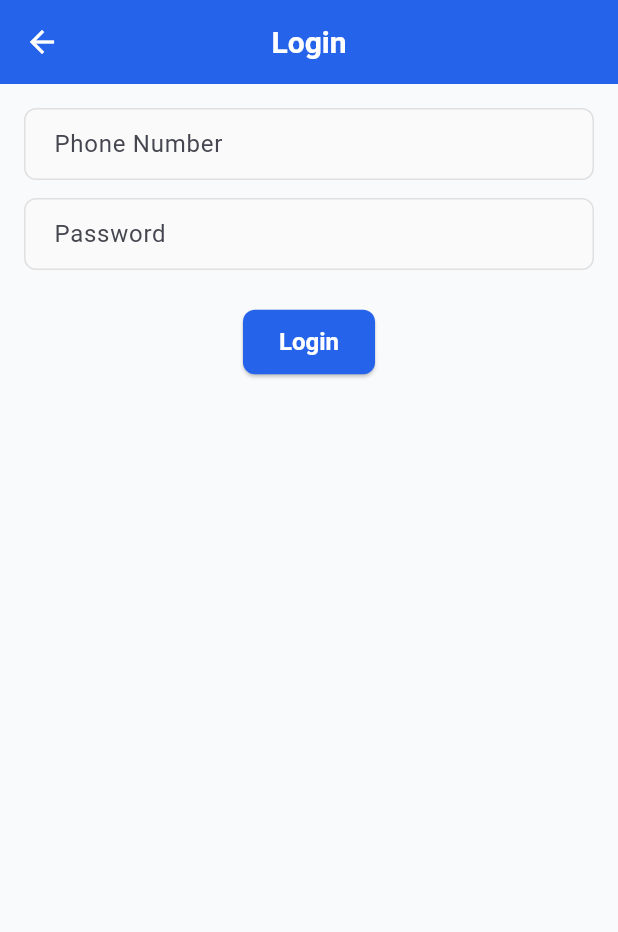
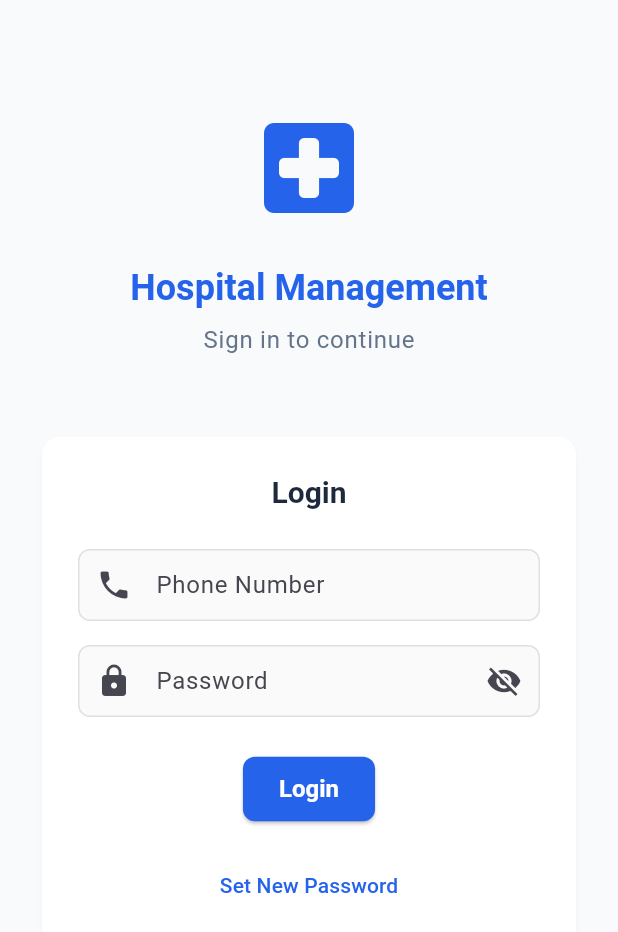
Before and after one commit to codingguna/memo-app, a Flutter app: the screen it shows after launch, after a tap on "Proceed to Login", on a phone screen of 412 x 824 dp. Shown: the top 932 px of the screen. Run offline on Flutter 3.47's test engine with Material 3 defaults, Android fonts, the phone set to English and light mode, and no system bars; our stand-ins replace animated_text_kit, firebase_core, firebase_messaging, shared_preferences, webview_flutter; accounts and stored records are empty.

Commit message:
updated login function

```diff
--- a/lib/screens/auth/login_screen.dart
+++ b/lib/screens/auth/login_screen.dart
@@ -1,7 +1,11 @@
+// lib/screens/auth/login_screen.dart
 import 'package:flutter/material.dart';
-import 'package:shared_preferences/shared_preferences.dart';
+import 'package:provider/provider.dart';
 import 'package:firebase_messaging/firebase_messaging.dart';
-import 'package:hospital_management/services/api_service.dart';
+import '../../providers/auth_provider.dart';
+import '../../core/theme/app_theme.dart';
+import '../home/home_wrapper.dart';
+import 'set_password_screen.dart';
 
 class LoginScreen extends StatefulWidget {
   const LoginScreen({super.key});
@@ -11,141 +15,239 @@ class LoginScreen extends StatefulWidget {
 }
 
 class _LoginScreenState extends State<LoginScreen> {
-  final TextEditingController _phoneController = TextEditingController();
-  final TextEditingController _passwordController = TextEditingController();
-  bool isLoading = false;
+  final _formKey = GlobalKey<FormState>();
+  final _phoneController = TextEditingController();
+  final _passwordController = TextEditingController();
+  bool _obscurePassword = true;
 
   @override
   void initState() {
     super.initState();
-    _setupFCMTokenRefreshListener();
+    _listenForTokenRefresh();
   }
 
-  void _setupFCMTokenRefreshListener() {
+  void _listenForTokenRefresh() {
     FirebaseMessaging.instance.onTokenRefresh.listen((newToken) async {
-      final prefs = await SharedPreferences.getInstance();
-      final hospitalId = prefs.getInt('hospitalId');
-      final userId = prefs.getInt('userId');
-      final role = prefs.getString('role');
-      final institutionId = prefs.getString('institutionId');
-
-      if (hospitalId != null &&
-          userId != null &&
-          role != null &&
-          institutionId != null) {
-        await ApiService().updateFCMToken(
+      final authProvider = Provider.of<AuthProvider>(context, listen: false);
+      if (authProvider.isAuthenticated &&
+          authProvider.user != null &&
+          authProvider.hospital != null) {
+        await authProvider.updateFCMToken(
           newToken,
-          hospitalId,
-          userId,
-          role,
-          institutionId,
+          blockId: authProvider.user!.currentBlockId,
         );
       }
     });
   }
 
-  Future<void> _login() async {
-    final phone = _phoneController.text.trim();
-    final password = _passwordController.text.trim();
-
-    if (phone.isEmpty || password.isEmpty) {
-      _showMessage("Please enter phone and password.");
-      return;
+  @override
+  void dispose() {
+    _phoneController.dispose();
+    _passwordController.dispose();
+    super.dispose();
   }
 
-    setState(() {
-      isLoading = true;
-    });
+  void _login() async {
+    if (_formKey.currentState!.validate()) {
+      final authProvider = Provider.of<AuthProvider>(context, listen: false);
 
-    try {
-      final response = await ApiService().login(phone, password);
-      print(response);
-      if (response.containsKey('token') &&
-          response.containsKey('user_id') &&
-          response.containsKey('hospital_id') &&
-          response.containsKey('role') &&
-          response.containsKey('institution_id')) {
-        final prefs = await SharedPreferences.getInstance();
-        await prefs.setString('authToken', response['token']);
-        await prefs.setInt('userId', response['user_id']);
-        await prefs.setInt('hospitalId', response['hospital_id']);
-        await prefs.setString('role', response['role']);
-        await prefs.setString(
-            'institutionId', response['institution_id']); // 👈 store as string
+      final success = await authProvider.login(
+        _phoneController.text.trim(),
+        _passwordController.text,
+      );
 
+      if (success) {
+        // ✅ Get FCM token
         final fcmToken = await FirebaseMessaging.instance.getToken();
-        if (fcmToken != null) {
-          await ApiService().updateFCMToken(
+
+        // ✅ Update it to server
+        if (fcmToken != null &&
+            authProvider.user != null &&
+            authProvider.hospital != null) {
+          await authProvider.updateFCMToken(
             fcmToken,
-            response['hospital_id'],
-            response['user_id'],
-            response['role'],
-            response['institution_id'], // 👈 use as string
+            blockId: authProvider.user!.currentBlockId,
           );
         }
 
+        // ✅ Navigate to home
         if (mounted) {
-          Navigator.pushReplacementNamed(context, '/home');
+          Navigator.of(context).pushReplacement(
+            MaterialPageRoute(builder: (context) => const HomeWrapper()),
+          );
         }
-      } else {
-        _showMessage("Invalid response from server.");
-      }
-    } catch (e) {
-      _showMessage("Login error: $e");
-    } finally {
-      if (mounted) {
-        setState(() {
-          isLoading = false;
-        });
       }
     }
   }
 
-  void _showMessage(String message) {
-    showDialog(
-      context: context,
-      builder: (_) => AlertDialog(
-        title: const Text("Login Info"),
-        content: Text(message),
-        actions: [
-          TextButton(
-            onPressed: () => Navigator.pop(context),
-            child: const Text("OK"),
-          ),
-        ],
-      ),
+  void _navigateToSetPassword() {
+    Navigator.of(context).push(
+      MaterialPageRoute(builder: (context) => const SetPasswordScreen()),
     );
   }
 
   @override
   Widget build(BuildContext context) {
     return Scaffold(
-      appBar: AppBar(title: const Text("Login")),
-      body: Padding(
-        padding: const EdgeInsets.all(16),
+      body: SafeArea(
+        child: SingleChildScrollView(
+          padding: const EdgeInsets.all(AppSpacing.lg),
           child: Column(
             children: [
-            TextField(
+              const SizedBox(height: AppSpacing.xxl),
+              Icon(Icons.local_hospital_rounded,
+                  size: 80, color: AppTheme.primaryColor),
+              const SizedBox(height: AppSpacing.lg),
+              Text(
+                'Hospital Management',
+                style: Theme.of(context).textTheme.headlineMedium?.copyWith(
+                      color: AppTheme.primaryColor,
+                      fontWeight: FontWeight.bold,
+                    ),
+              ),
+              const SizedBox(height: AppSpacing.sm),
+              Text(
+                'Sign in to continue',
+                style: Theme.of(context).textTheme.bodyLarge?.copyWith(
+                      color: AppTheme.textSecondary,
+                    ),
+              ),
+              const SizedBox(height: AppSpacing.xxl),
+              Card(
+                child: Padding(
+                  padding: const EdgeInsets.all(AppSpacing.lg),
+                  child: Form(
+                    key: _formKey,
+                    child: Column(
+                      children: [
+                        Text('Login',
+                            style:
+                                Theme.of(context).textTheme.headlineSmall),
+                        const SizedBox(height: AppSpacing.lg),
+                        TextFormField(
                           controller: _phoneController,
                           keyboardType: TextInputType.phone,
-              decoration: const InputDecoration(labelText: 'Phone Number'),
+                          decoration: const InputDecoration(
+                            labelText: 'Phone Number',
+                            prefixIcon: Icon(Icons.phone),
                           ),
-            const SizedBox(height: 12),
-            TextField(
+                          validator: (value) {
+                            if (value == null || value.isEmpty) {
+                              return 'Please enter your phone number';
+                            }
+                            if (value.length < 10) {
+                              return 'Please enter a valid phone number';
+                            }
+                            return null;
+                          },
+                        ),
+                        const SizedBox(height: AppSpacing.md),
+                        TextFormField(
                           controller: _passwordController,
-              obscureText: true,
-              decoration: const InputDecoration(labelText: 'Password'),
+                          obscureText: _obscurePassword,
+                          decoration: InputDecoration(
+                            labelText: 'Password',
+                            prefixIcon: const Icon(Icons.lock),
+                            suffixIcon: IconButton(
+                              icon: Icon(
+                                _obscurePassword
+                                    ? Icons.visibility_off
+                                    : Icons.visibility,
                               ),
-            const SizedBox(height: 24),
-            isLoading
-                ? const CircularProgressIndicator()
-                : ElevatedButton(
-                    onPressed: _login,
-                    child: const Text("Login"),
+                              onPressed: () {
+                                setState(() {
+                                  _obscurePassword = !_obscurePassword;
+                                });
+                              },
+                            ),
+                          ),
+                          validator: (value) {
+                            if (value == null || value.isEmpty) {
+                              return 'Please enter your password';
+                            }
+                            if (value.length < 6) {
+                              return 'Password must be at least 6 characters';
+                            }
+                            return null;
+                          },
+                        ),
+                        const SizedBox(height: AppSpacing.lg),
+                        Consumer<AuthProvider>(
+                          builder: (context, auth, _) {
+                            return ElevatedButton(
+                              onPressed: auth.isLoading ? null : _login,
+                              child: auth.isLoading
+                                  ? const SizedBox(
+                                      height: 20,
+                                      width: 20,
+                                      child: CircularProgressIndicator(
+                                        strokeWidth: 2,
+                                        valueColor:
+                                            AlwaysStoppedAnimation<Color>(
+                                                Colors.white),
+                                      ),
+                                    )
+                                  : const Text('Login'),
+                            );
+                          },
+                        ),
+                        const SizedBox(height: AppSpacing.md),
+                        TextButton(
+                          onPressed: _navigateToSetPassword,
+                          child: const Text('Set New Password'),
+                        ),
+                        Consumer<AuthProvider>(
+                          builder: (context, auth, _) {
+                            if (auth.error != null) {
+                              return Padding(
+                                padding:
+                                    const EdgeInsets.only(top: AppSpacing.md),
+                                child: Container(
+                                  padding: const EdgeInsets.all(
+                                      AppSpacing.sm),
+                                  decoration: BoxDecoration(
+                                    color: AppTheme.errorColor
+                                        .withOpacity(0.1),
+                                    borderRadius:
+                                        BorderRadius.circular(AppRadius.md),
+                                    border: Border.all(
+                                        color: AppTheme.errorColor
+                                            .withOpacity(0.3)),
+                                  ),
+                                  child: Row(
+                                    children: [
+                                      Icon(Icons.error_outline,
+                                          color: AppTheme.errorColor),
+                                      const SizedBox(width: 8),
+                                      Expanded(
+                                        child: Text(
+                                          auth.error!,
+                                          style: TextStyle(
+                                              color: AppTheme.errorColor),
+                                        ),
+                                      ),
+                                      IconButton(
+                                        icon: const Icon(Icons.close),
+                                        onPressed: auth.clearError,
+                                        color: AppTheme.errorColor,
                                       ),
                                     ],
                                   ),
                                 ),
                               );
                             }
+                            return const SizedBox.shrink();
+                          },
+                        ),
+                      ],
+                    ),
+                  ),
+                ),
+              ),
+            ],
+          ),
+        ),
+      ),
+    );
   }
+} is this correct or not
```
Also changed, not shown: lib/providers/auth_provider.dart (+12 -6 lines). Lines whose indentation alone changed are shown as unchanged.
